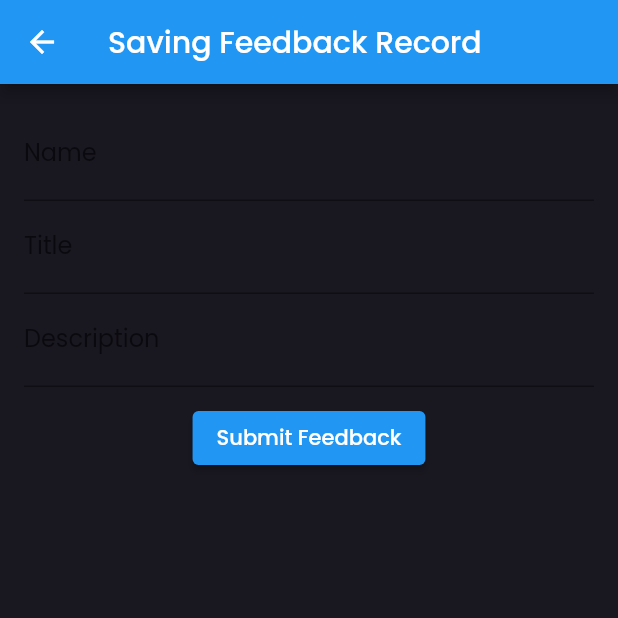
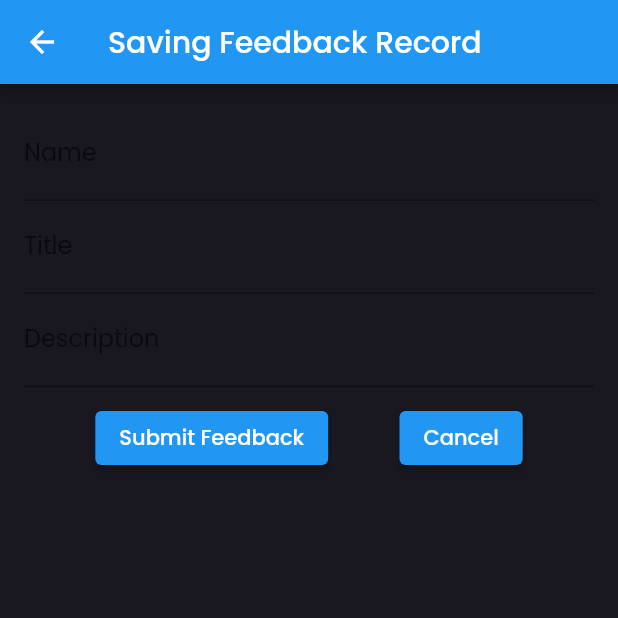
Before and after one commit to Roh00t/healthify, a Flutter app: the FeedbackPage screen opened directly, after a tap on the "add box" icon, on a phone screen of 412 x 824 dp, the top half of it. Run offline on Flutter 3.47's test engine with Material 2 defaults, Android fonts, the phone set to English and light mode, and no system bars; our stand-ins replace animated_theme_switcher, cloud_firestore, firebase_auth, firebase_core, firebase_storage, fl_chart and 9 more; missing offline and left inert: flutter_polyline_points; accounts and stored records are empty; statements that could not run were skipped.

Commit message:
Send Email As Feedback

```diff
--- a/lib/services/recipeApiSearch_service.dart
+++ b/lib/services/recipeApiSearch_service.dart
@@ -54,7 +54,6 @@ class ApiService {
       await Future.delayed(Duration(milliseconds: 200));
       //http.get to retrieve the response
       var response = await http.get(uri, headers: headers);
-      print(response);
       //decode the body of the response into a map
       Map<String, dynamic> data = json.decode(response.body);
       print(data);
--- a/lib/services/storage_service.dart
+++ b/lib/services/storage_service.dart
@@ -8,4 +8,8 @@ class Storage {
     String downloadURL = await storage.ref('$imageName').getDownloadURL();
     return downloadURL;
   }
+  Future <String> downloadvideoURL(String videoName) async{
+    String downloadvideoURL = await storage.ref('$videoName').getDownloadURL();
+    return downloadvideoURL;
+  }
 }
--- a/lib/views/addFeedback_page_view.dart
+++ b/lib/views/addFeedback_page_view.dart
@@ -15,7 +15,8 @@ class _AddFeedbackPageState extends State<AddFeedbackPage> {
   @override
   Widget build(BuildContext context) {
     return Scaffold(
-      appBar: AppBar(title: Text('Saving Feedback Record'), actions: <Widget>[]),
+      appBar:
+          AppBar(title: Text('Saving Feedback Record'), actions: <Widget>[]),
       body: SingleChildScrollView(
         child: Padding(
           padding: const EdgeInsets.all(16.0),
@@ -26,15 +27,13 @@ class _AddFeedbackPageState extends State<AddFeedbackPage> {
                 TextFormField(
                   keyboardType: TextInputType.text,
                   decoration: InputDecoration(labelText: 'Name'),
-                  validator: (val) =>
-                      val.length == 0 ? "Enter Name" : null,
+                  validator: (val) => val.length == 0 ? "Enter Name" : null,
                   onSaved: (val) => this.feedbackdisplayName = val,
                 ),
                 TextFormField(
                   keyboardType: TextInputType.text,
                   decoration: InputDecoration(labelText: 'Title'),
-                  validator: (val) =>
-                      val.length == 0 ? 'Enter Title' : null,
+                  validator: (val) => val.length == 0 ? 'Enter Title' : null,
                   onSaved: (val) => this.feedbackTitle = val,
                 ),
                 TextFormField(
@@ -45,12 +44,21 @@ class _AddFeedbackPageState extends State<AddFeedbackPage> {
                   onSaved: (val) => this.feedbackDescription = val,
                 ),
                 Container(
-                  margin: const EdgeInsets.only(top: 10.0),
-                  child: ElevatedButton(
-                    onPressed: _submit,
-                    child: Text('Submit Feedback'),
-                  ),
-                )
+                    margin: const EdgeInsets.only(top: 10.0),
+                    child: Row(
+                      mainAxisAlignment: MainAxisAlignment.spaceEvenly,
+                      children: [
+                        ElevatedButton(
+                          onPressed: _submit,
+                          child: Text('Submit Feedback'),
+                        ),
+
+                        ElevatedButton(
+                          onPressed:()=> Navigator.of(context).pop(),
+                          child: Text('Cancel'),
+                        ),
+                      ],
+                    ))
               ],
             ),
           ),
@@ -65,7 +73,8 @@ class _AddFeedbackPageState extends State<AddFeedbackPage> {
     } else {
       return null;
     }
-    FirestoreFeedbackService().addFeedbackData(feedbackdisplayName, feedbackTitle, feedbackDescription);
+    FirestoreFeedbackService().addFeedbackData(
+        feedbackdisplayName, feedbackTitle, feedbackDescription);
     Fluttertoast.showToast(
         msg: "Data saved successfully", gravity: ToastGravity.TOP);
   } //_submit
--- a/lib/views/feedback_page_view.dart
+++ b/lib/views/feedback_page_view.dart
@@ -1,5 +1,6 @@
 import 'package:flutter/material.dart';
 import 'package:healthify/views/addFeedback_page_view.dart';
+import 'package:healthify/views/sendEmail.dart';
 import 'package:healthify/views/showFeedback_page_view.dart';
 
 class FeedbackPage extends StatefulWidget {
@@ -11,11 +12,21 @@ class _FeedbackPageState extends State<FeedbackPage> {
   @override
   Widget build(BuildContext context) {
     return Scaffold(
+      appBar: AppBar(title: Text('App Feedback System'),
+      leading: IconButton(
+          onPressed: () {
+            Navigator.pop(context);
+          },
+          icon: Image(
+            width: 24,
+            color: Colors.white,
+            image: AssetImage('assets/images/back_arrow.png'),
+          ),
+        ),
+      ),
       body: Column(
         mainAxisAlignment: MainAxisAlignment.center,
         children: [
-          Text("FeedBack System", style: TextStyle(fontSize: 30)),
-          SizedBox(height: 80),
           Row(
             mainAxisAlignment: MainAxisAlignment.spaceEvenly,
             children: [
@@ -28,10 +39,19 @@ class _FeedbackPageState extends State<FeedbackPage> {
                       MaterialPageRoute(builder: (context) => AddFeedbackPage()));
                 },
               ),
+               IconButton(
+                icon: Icon(Icons.email),
+                iconSize: 60,
+                tooltip: 'Send Email',
+                onPressed: () {
+                  Navigator.of(context).push(
+                      MaterialPageRoute(builder: (context) => SendEmail()));
+                },
+              ),
               IconButton(
                 icon: Icon(Icons.list),
                 iconSize: 60,
-                tooltip: 'view Feedbacks',
+                tooltip: 'View Feedbacks',
                 onPressed: () {
                   Navigator.of(context).push(
                       MaterialPageRoute(builder: (context) => ViewFeedbackPage()));
@@ -41,14 +61,6 @@ class _FeedbackPageState extends State<FeedbackPage> {
           ),
         ],
       ),
-       floatingActionButton: FloatingActionButton(
-        child: Icon(Icons.arrow_back),
-        backgroundColor: Colors.blueAccent,
-        tooltip: 'Back',
-        onPressed: () async {
-          Navigator.of(context).pop();
-        },
-      ),
     );
   }
 } //HomePageState
--- a/pubspec.yaml
+++ b/pubspec.yaml
@@ -45,6 +45,7 @@ dependencies:
   firebase_messaging:
   flutter_local_notifications:
   rxdart:
+  url_launcher:
   flutter_settings_screens: ^0.2.2+1
   # The following adds the Cupertino Icons font to your application.
   # Use with the CupertinoIcons class for iOS style icons.
```
Also changed, not shown: lib/views/sendEmail.dart (added, +133 -0 lines), pubspec.lock, 1 other file.
